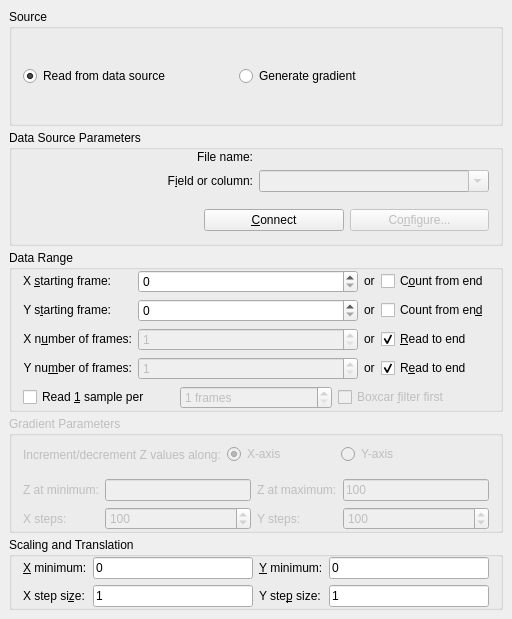
Qt form src/libkstapp/matrixtab.ui (Kst-plot/kst) before a commit.
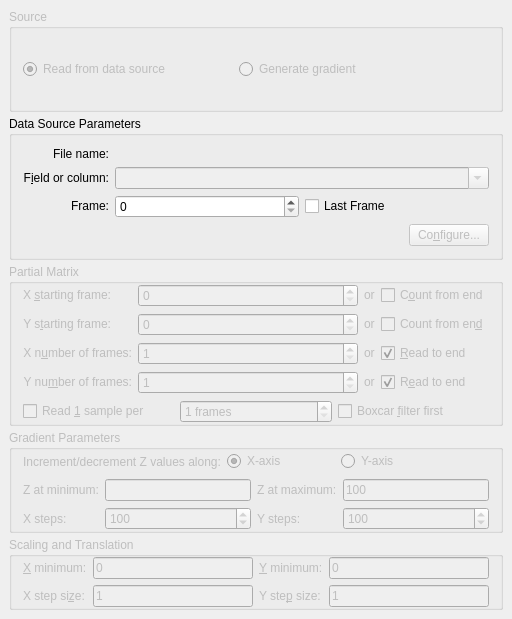
The same form after that commit. Custom widgets are drawn as their Qt base class.

Commit message:
Add image streams to data sources.
Data sources now support 'image streams' (imagine video streams).

Also add the BIS data source (BIT Image Stream).
In version 0, this is a highly custom data source to be used
by the BIT telescope. It is mainly only useful here as an
example of how to write a data source that can handle image
streams.  It is super light-weight.

The edit to the form file:
```diff
--- a/src/libkstapp/matrixtab.ui
+++ b/src/libkstapp/matrixtab.ui
@@ -20,7 +20,7 @@
    <item row="4" column="0">
     <widget class="QGroupBox" name="_scalingGroup">
      <property name="enabled">
-      <bool>true</bool>
+      <bool>false</bool>
      </property>
      <property name="title">
       <string>Scaling and Translation</string>
@@ -214,7 +214,7 @@
        <number>0</number>
       </property>
       <item row="0" column="0">
-       <layout class="QGridLayout">
+       <layout class="QGridLayout" name="QGridLayout1">
         <item row="0" column="0">
          <widget class="QLabel" name="textLabel5">
           <property name="text">
@@ -261,7 +261,7 @@
        </layout>
       </item>
       <item row="1" column="0">
-       <layout class="QGridLayout">
+       <layout class="QGridLayout" name="QGridLayout2">
         <item row="1" column="1">
          <widget class="QSpinBox" name="_nX">
           <property name="minimum">
@@ -357,9 +357,12 @@
     </widget>
    </item>
    <item row="2" column="0">
-    <widget class="QGroupBox" name="_dataRangeGroup">
+    <widget class="QGroupBox" name="_partialMatrixGroup">
+     <property name="enabled">
+      <bool>false</bool>
+     </property>
      <property name="title">
-      <string>Data Range</string>
+      <string>Partial Matrix</string>
      </property>
      <layout class="QGridLayout">
       <property name="topMargin">
@@ -369,7 +372,7 @@
        <number>0</number>
       </property>
       <item row="0" column="0">
-       <layout class="QGridLayout">
+       <layout class="QGridLayout" name="QGridLayout3">
         <item row="3" column="2">
          <widget class="QLabel" name="textLabel4_4">
           <property name="sizePolicy">
@@ -635,7 +638,7 @@
        </layout>
       </item>
       <item row="1" column="0">
-       <layout class="QGridLayout">
+       <layout class="QGridLayout" name="QGridLayout4">
         <item row="0" column="1">
          <widget class="QSpinBox" name="_skip">
           <property name="enabled">
@@ -676,6 +679,9 @@
    </item>
    <item row="0" column="0">
     <widget class="QGroupBox" name="_sourceGroup">
+     <property name="enabled">
+      <bool>false</bool>
+     </property>
      <property name="title">
       <string comment="the source of the item">Source</string>
      </property>
@@ -733,34 +739,15 @@
      <property name="title">
       <string>Data Source Parameters</string>
      </property>
-     <layout class="QGridLayout">
-      <property name="topMargin">
-       <number>0</number>
-      </property>
-      <property name="bottomMargin">
-       <number>0</number>
-      </property>
-      <item row="1" column="0">
-       <widget class="QLabel" name="TextLabel6">
-        <property name="text">
-         <string>F&amp;ield or column:</string>
-        </property>
-        <property name="alignment">
-         <set>Qt::AlignRight|Qt::AlignTrailing|Qt::AlignVCenter</set>
-        </property>
-        <property name="wordWrap">
-         <bool>false</bool>
-        </property>
-        <property name="buddy">
-         <cstring>_field</cstring>
-        </property>
-       </widget>
-      </item>
-      <item row="0" column="1">
-       <widget class="Kst::DataSourceSelector" name="_fileName" native="true"/>
-      </item>
+     <layout class="QGridLayout" name="gridLayout5">
       <item row="0" column="0">
        <widget class="QLabel" name="TextLabel4_3">
+        <property name="sizePolicy">
+         <sizepolicy hsizetype="Preferred" vsizetype="Fixed">
+          <horstretch>0</horstretch>
+          <verstretch>0</verstretch>
+         </sizepolicy>
+        </property>
         <property name="text">
          <string>File name:</string>
         </property>
@@ -775,7 +762,32 @@
         </property>
        </widget>
       </item>
-      <item row="1" column="1">
+      <item row="0" column="1" colspan="2">
+       <widget class="Kst::DataSourceSelector" name="_fileName" native="true"/>
+      </item>
+      <item row="1" column="0">
+       <widget class="QLabel" name="TextLabel6">
+        <property name="sizePolicy">
+         <sizepolicy hsizetype="Fixed" vsizetype="Fixed">
+          <horstretch>0</horstretch>
+          <verstretch>0</verstretch>
+         </sizepolicy>
+        </property>
+        <property name="text">
+         <string>F&amp;ield or column:</string>
+        </property>
+        <property name="alignment">
+         <set>Qt::AlignRight|Qt::AlignTrailing|Qt::AlignVCenter</set>
+        </property>
+        <property name="wordWrap">
+         <bool>false</bool>
+        </property>
+        <property name="buddy">
+         <cstring>_field</cstring>
+        </property>
+       </widget>
+      </item>
+      <item row="1" column="1" colspan="2">
        <widget class="Kst::ComboBox" name="_field">
         <property name="enabled">
          <bool>false</bool>
@@ -788,34 +800,63 @@
         </property>
        </widget>
       </item>
-      <item row="2" column="0" colspan="2">
-       <layout class="QHBoxLayout">
-        <property name="margin">
+      <item row="2" column="0">
+       <widget class="QLabel" name="_frameLabel">
+        <property name="sizePolicy">
+         <sizepolicy hsizetype="Preferred" vsizetype="Fixed">
+          <horstretch>0</horstretch>
+          <verstretch>0</verstretch>
+         </sizepolicy>
+        </property>
+        <property name="text">
+         <string>Frame:</string>
+        </property>
+        <property name="alignment">
+         <set>Qt::AlignRight|Qt::AlignTrailing|Qt::AlignVCenter</set>
+        </property>
+       </widget>
+      </item>
+      <item row="2" column="1">
+       <widget class="QSpinBox" name="_frame">
+        <property name="maximum">
+         <number>10000000</number>
+        </property>
+       </widget>
+      </item>
+      <item row="2" column="2">
+       <widget class="QCheckBox" name="_lastFrame">
+        <property name="text">
+         <string>Last Frame</string>
+        </property>
+       </widget>
+      </item>
+      <item row="3" column="0" colspan="3">
+       <layout class="QHBoxLayout" name="hboxLayout1">
+        <property name="leftMargin">
+         <number>0</number>
+        </property>
+        <property name="topMargin">
+         <number>0</number>
+        </property>
+        <property name="rightMargin">
+         <number>0</number>
+        </property>
+        <property name="bottomMargin">
          <number>0</number>
         </property>
         <item>
-         <spacer>
+         <spacer name="horizontalSpacer">
           <property name="orientation">
-           <enum>Qt::Vertical</enum>
-          </property>
-          <property name="sizeType">
-           <enum>QSizePolicy::Expanding</enum>
+           <enum>Qt::Horizontal</enum>
           </property>
           <property name="sizeHint" stdset="0">
            <size>
-            <width>181</width>
-            <height>21</height>
+            <width>40</width>
+            <height>20</height>
            </size>
           </property>
          </spacer>
         </item>
-        <item>
-         <widget class="QPushButton" name="_connect">
-          <property name="text">
-           <string>&amp;Connect</string>
-          </property>
-         </widget>
-        </item>
         <item>
          <widget class="QPushButton" name="_configure">
           <property name="enabled">
```
Left out of the diff: 59 changed lines with no effect on the pictures. The commit also changes 32 other files.
